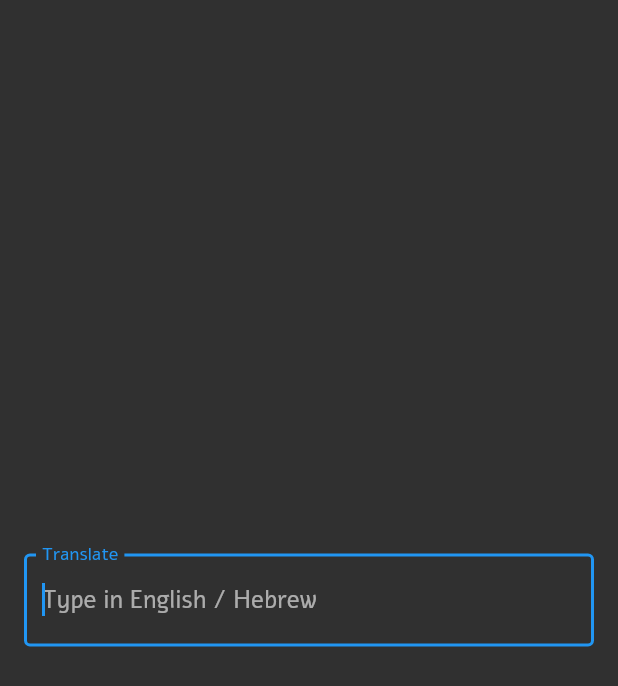
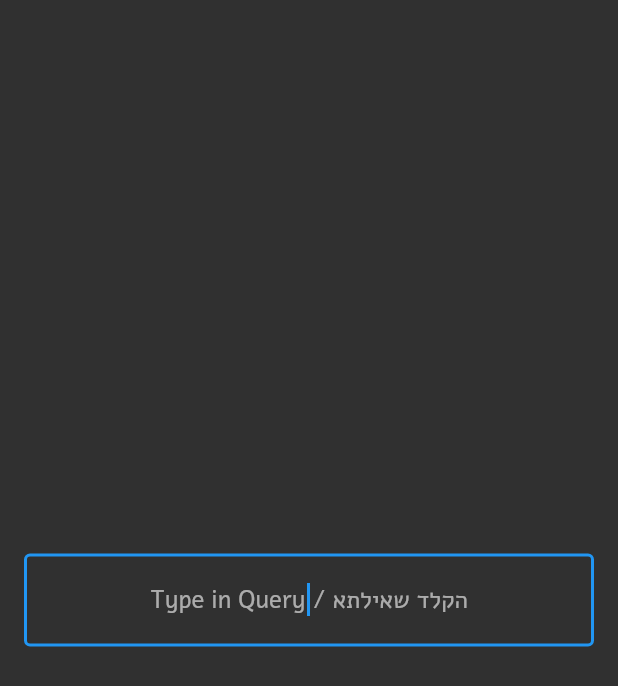
Before and after one commit to idow09/instant-morfix, a Flutter app: the screen it shows after launch, on a phone screen of 412 x 824 dp. Shown: the top 686 px of the screen. Run offline on Flutter 3.47's test engine with Material 2 defaults, Android fonts, the phone set to English and light mode, and no system bars; our stand-ins replace rxdart.

Commit message:
Little UI adaptations to fit both rtl & ltr

```diff
--- a/lib/query_input.dart
+++ b/lib/query_input.dart
@@ -41,6 +41,7 @@ class _QueryInputState extends State<QueryInput> {
   @override
   Widget build(BuildContext context) {
     return TextFormField(
+      textAlign: TextAlign.center,
       textInputAction: TextInputAction.done,
       focusNode: _focusNode,
       controller: _controller,
@@ -48,8 +49,7 @@ class _QueryInputState extends State<QueryInput> {
       onFieldSubmitted: (s) => widget.bloc.search.add(s),
       decoration: const InputDecoration(
         border: OutlineInputBorder(),
-        hintText: 'Type in English / Hebrew',
-        labelText: 'Translate',
+        hintText: 'Type in Query / הקלד שאילתא',
 //        suffixIcon: GestureDetector(
 //          dragStartBehavior: DragStartBehavior.down,
 //          onTap: () {},
```
